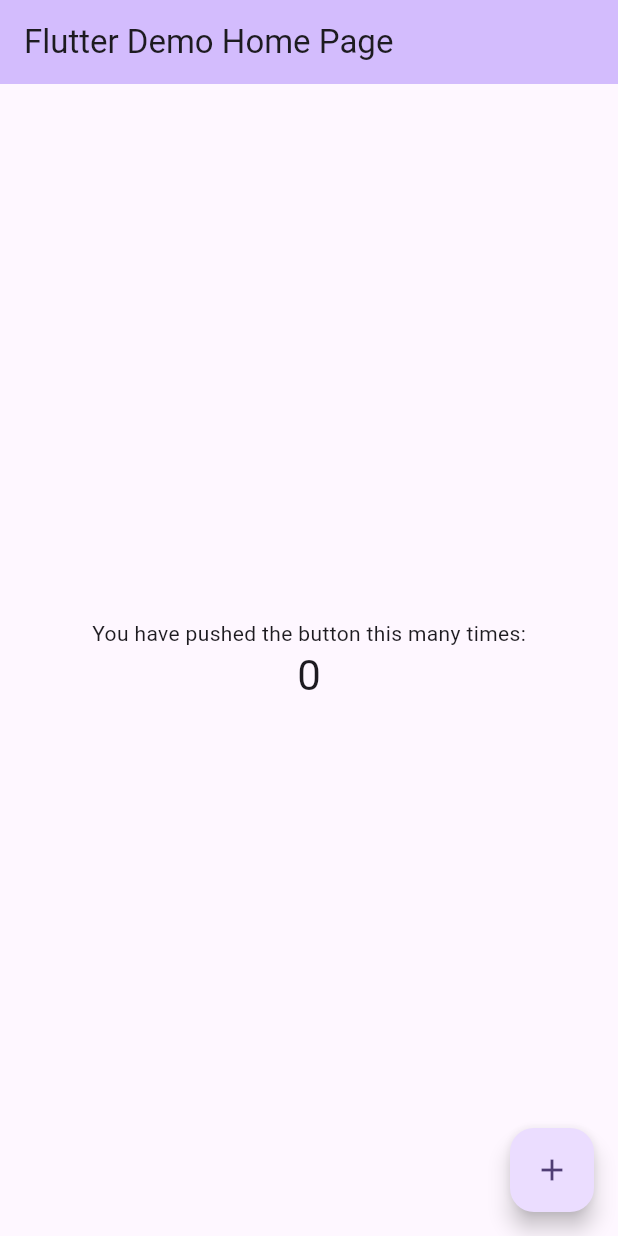
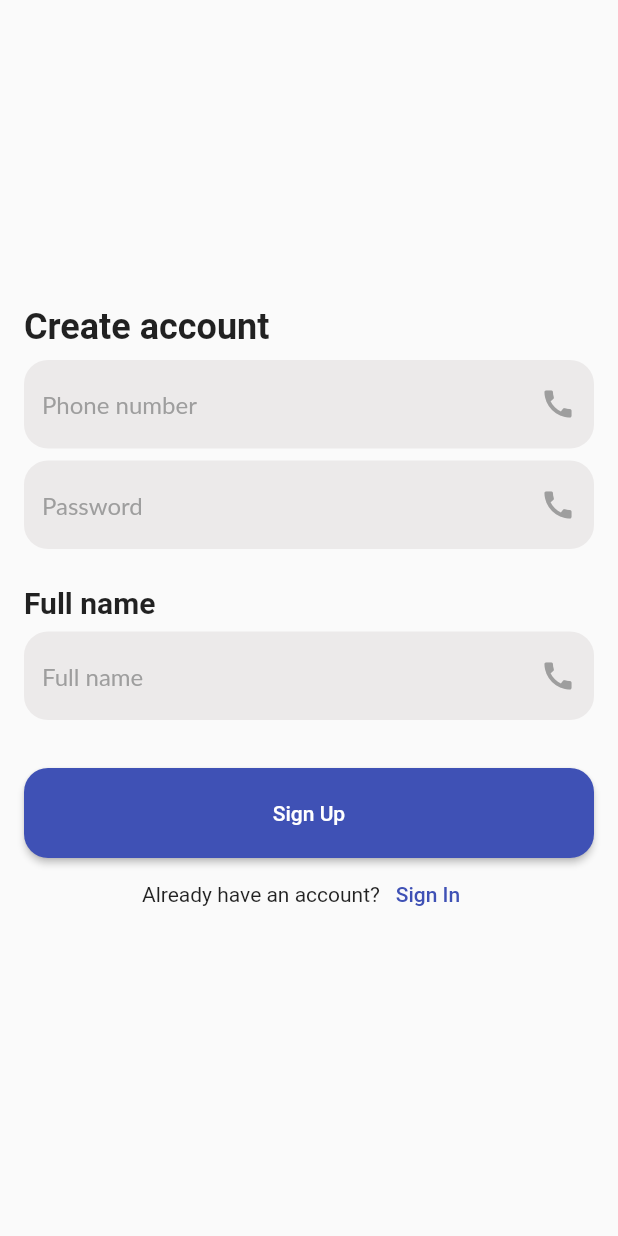
Before and after one commit to RamazonDurdiyev/samo_crm, a Flutter app: the screen it shows after launch, on a phone screen of 412 x 824 dp. Run offline on Flutter 3.47's test engine with Material 2 defaults, Android fonts, the light colour scheme and no system bars; our stand-ins replace flutter_screenutil; Roboto replaces fonts that are missing (Lato).

Commit message:
Base commit

```diff
--- a/lib/main.dart
+++ b/lib/main.dart
@@ -1,4 +1,6 @@
 import 'package:flutter/material.dart';
+import 'package:flutter_screenutil/flutter_screenutil.dart';
+import 'package:samo_crm/ui/pages/sign_up_page/sign_up_page.dart';
 
 void main() {
   runApp(const MyApp());
@@ -7,119 +9,14 @@ void main() {
 class MyApp extends StatelessWidget {
   const MyApp({super.key});
 
-  // This widget is the root of your application.
   @override
   Widget build(BuildContext context) {
-    return MaterialApp(
-      title: 'Flutter Demo',
-      theme: ThemeData(
-        // This is the theme of your application.
-        //
-        // TRY THIS: Try running your application with "flutter run". You'll see
-        // the application has a blue toolbar. Then, without quitting the app,
-        // try changing the seedColor in the colorScheme below to Colors.green
-        // and then invoke "hot reload" (save your changes or press the "hot
-        // reload" button in a Flutter-supported IDE, or press "r" if you used
-        // the command line to start the app).
-        //
-        // Notice that the counter didn't reset back to zero; the application
-        // state is not lost during the reload. To reset the state, use hot
-        // restart instead.
-        //
-        // This works for code too, not just values: Most code changes can be
-        // tested with just a hot reload.
-        colorScheme: ColorScheme.fromSeed(seedColor: Colors.deepPurple),
-        useMaterial3: true,
+    return const ScreenUtilInit(
+      designSize: Size(360, 690),
+      child: MaterialApp(
+        debugShowCheckedModeBanner: false,
+        home: SignUpPage(),
       ),
-      home: const MyHomePage(title: 'Flutter Demo Home Page'),
     );
   }
 }
-
-class MyHomePage extends StatefulWidget {
-  const MyHomePage({super.key, required this.title});
-
-  // This widget is the home page of your application. It is stateful, meaning
-  // that it has a State object (defined below) that contains fields that affect
-  // how it looks.
-
-  // This class is the configuration for the state. It holds the values (in this
-  // case the title) provided by the parent (in this case the App widget) and
-  // used by the build method of the State. Fields in a Widget subclass are
-  // always marked "final".
-
-  final String title;
-
-  @override
-  State<MyHomePage> createState() => _MyHomePageState();
-}
-
-class _MyHomePageState extends State<MyHomePage> {
-  int _counter = 0;
-
-  void _incrementCounter() {
-    setState(() {
-      // This call to setState tells the Flutter framework that something has
-      // changed in this State, which causes it to rerun the build method below
-      // so that the display can reflect the updated values. If we changed
-      // _counter without calling setState(), then the build method would not be
-      // called again, and so nothing would appear to happen.
-      _counter++;
-    });
-  }
-
-  @override
-  Widget build(BuildContext context) {
-    // This method is rerun every time setState is called, for instance as done
-    // by the _incrementCounter method above.
-    //
-    // The Flutter framework has been optimized to make rerunning build methods
-    // fast, so that you can just rebuild anything that needs updating rather
-    // than having to individually change instances of widgets.
-    return Scaffold(
-      appBar: AppBar(
-        // TRY THIS: Try changing the color here to a specific color (to
-        // Colors.amber, perhaps?) and trigger a hot reload to see the AppBar
-        // change color while the other colors stay the same.
-        backgroundColor: Theme.of(context).colorScheme.inversePrimary,
-        // Here we take the value from the MyHomePage object that was created by
-        // the App.build method, and use it to set our appbar title.
-        title: Text(widget.title),
-      ),
-      body: Center(
-        // Center is a layout widget. It takes a single child and positions it
-        // in the middle of the parent.
-        child: Column(
-          // Column is also a layout widget. It takes a list of children and
-          // arranges them vertically. By default, it sizes itself to fit its
-          // children horizontally, and tries to be as tall as its parent.
-          //
-          // Column has various properties to control how it sizes itself and
-          // how it positions its children. Here we use mainAxisAlignment to
-          // center the children vertically; the main axis here is the vertical
-          // axis because Columns are vertical (the cross axis would be
-          // horizontal).
-          //
-          // TRY THIS: Invoke "debug painting" (choose the "Toggle Debug Paint"
-          // action in the IDE, or press "p" in the console), to see the
-          // wireframe for each widget.
-          mainAxisAlignment: MainAxisAlignment.center,
-          children: <Widget>[
-            const Text(
-              'You have pushed the button this many times:',
-            ),
-            Text(
-              '$_counter',
-              style: Theme.of(context).textTheme.headlineMedium,
-            ),
-          ],
-        ),
-      ),
-      floatingActionButton: FloatingActionButton(
-        onPressed: _incrementCounter,
-        tooltip: 'Increment',
-        child: const Icon(Icons.add),
-      ), // This trailing comma makes auto-formatting nicer for build methods.
-    );
-  }
-}
--- /dev/null
+++ b/lib/ui/pages/sign_up_page/sign_up_page.dart
@@ -0,0 +1,154 @@
+import 'package:flutter/material.dart';
+import 'package:samo_crm/ui/pages/home_page/home_page.dart';
+import 'package:samo_crm/ui/pages/sign_in_page/sign_in_page.dart';
+
+class SignUpPage extends StatelessWidget {
+  const SignUpPage({super.key});
+
+  @override
+  Widget build(BuildContext context) {
+    return Scaffold(
+      body: _buildBody(context),
+    );
+  }
+
+  _buildBody(BuildContext context) {
+    return Column(
+      mainAxisAlignment: MainAxisAlignment.center,
+      crossAxisAlignment: CrossAxisAlignment.start,
+      children: [
+        const Padding(
+          padding: EdgeInsets.symmetric(horizontal: 16),
+          child: Text(
+            "Create account",
+            style: TextStyle(
+              fontSize: 24,
+              fontWeight: FontWeight.bold,
+            ),
+          ),
+        ),
+        const SizedBox(
+          height: 8,
+        ),
+        _buildTextField(
+          TextEditingController(),
+          "Phone number",
+        ),
+        const SizedBox(
+          height: 8,
+        ),
+        _buildTextField(
+          TextEditingController(),
+          "Password",
+        ),
+        const SizedBox(
+          height: 24,
+        ),
+        const Padding(
+          padding: EdgeInsets.symmetric(horizontal: 16),
+          child: Text(
+            "Full name",
+            style: TextStyle(
+              fontSize: 20,
+              fontWeight: FontWeight.bold,
+            ),
+          ),
+        ),
+        const SizedBox(
+          height: 8,
+        ),
+        _buildTextField(
+          TextEditingController(),
+          "Full name",
+        ),
+        const SizedBox(
+          height: 32,
+        ),
+        _buildSignButton(context),
+        Row(
+          mainAxisAlignment: MainAxisAlignment.center,
+          children: [
+            const Text(
+              "Already have an account?",
+            ),
+            TextButton(
+              onPressed: () {
+                Navigator.push(
+                  context,
+                  MaterialPageRoute(
+                    builder: (context) {
+                      return const SignInPage();
+                    },
+                  ),
+                );
+              },
+              child: const Text(
+                "Sign In",
+                style: TextStyle(
+                  color: Colors.indigo,
+                ),
+              ),
+            ),
+          ],
+        )
+      ],
+    );
+  }
+
+  _buildSignButton(BuildContext context) {
+    return Padding(
+      padding: const EdgeInsets.symmetric(horizontal: 16),
+      child: ElevatedButton(
+        onPressed: () {
+          Navigator.push(context, MaterialPageRoute(builder: (context) {
+            return const HomePage();
+          },),);
+        },
+        style: ElevatedButton.styleFrom(
+          shape: const RoundedRectangleBorder(
+            borderRadius: BorderRadius.all(
+              Radius.circular(16),
+            ),
+          ),
+          backgroundColor: Colors.indigo,
+          fixedSize: const Size(
+            double.maxFinite,
+            60,
+          ),
+        ),
+        child: const Text(
+          "Sign Up",
+        ),
+      ),
+    );
+  }
+
+  _buildTextField(TextEditingController ctrl, String hint) {
+    return Padding(
+      padding: const EdgeInsets.symmetric(horizontal: 16),
+      child: SizedBox(
+        child: TextField(
+          controller: ctrl,
+          cursorColor: const Color.fromARGB(255, 4, 27, 66),
+          style: const TextStyle(color: Colors.black),
+          decoration: InputDecoration(
+            suffixIcon: const Icon(
+              Icons.call,
+              color: Colors.grey,
+            ),
+            hintText: hint,
+            hintStyle: const TextStyle(
+                color: Colors.grey, fontSize: 16, fontFamily: "Lato"),
+            fillColor: const Color.fromARGB(255, 236, 234, 234),
+            filled: true,
+            border: const OutlineInputBorder(
+                borderRadius: BorderRadius.all(
+                  Radius.circular(16),
+                ),
+                borderSide: BorderSide.none),
+          ),
+        ),
+      ),
+    );
+  }
+}
--- a/pubspec.yaml
+++ b/pubspec.yaml
@@ -35,6 +35,9 @@ dependencies:
   # The following adds the Cupertino Icons font to your application.
   # Use with the CupertinoIcons class for iOS style icons.
   cupertino_icons: ^1.0.2
+  flutter_screenutil: ^5.9.0
+  flutter_bloc: ^8.1.3
+  equatable: ^2.0.5
 
 dev_dependencies:
   flutter_test:
```
Also changed, not shown: lib/ui/pages/home_page/home_page.dart (added, +133 -0 lines), lib/ui/pages/sign_in_page/sign_in_page.dart (added, +126 -0 lines), lib/ui/widgets/build_text_field.dart (added, +35 -0 lines), pubspec.lock, 1 other file.
